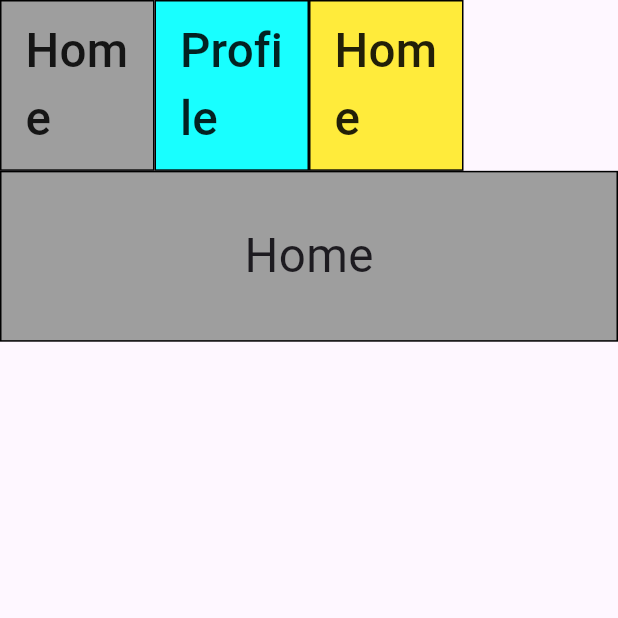
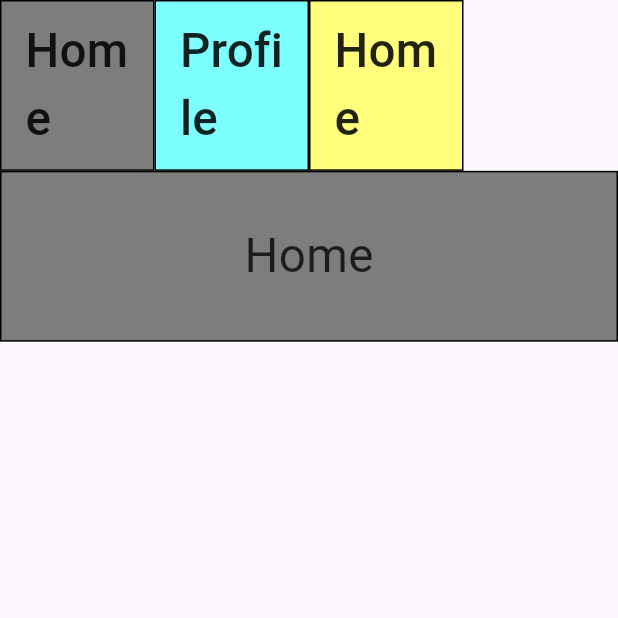
Before and after one commit to Chronoss0518/flutter_profile_web, a Flutter app: the screen it shows after launch, on a phone screen of 412 x 824 dp, the top half of it. Run offline on Flutter 3.47's test engine with Material 3 defaults, Android fonts, the light colour scheme and no system bars.

Commit message:
マゼンタがないためColorの書式を統一

```diff
--- a/lib/display/game.dart
+++ b/lib/display/game.dart
@@ -4,7 +4,7 @@ import 'package:flutter_profile_homepage/component/menu.dart';
 import 'package:flutter_profile_homepage/display/display_base.dart';
 
 const GAME_TITLE = "Home";
-const GAME_THAME_COLOR = Colors.yellow;
+const GAME_THAME_COLOR = Color.fromARGB(255, 255, 255, 125);
 
 class Game extends StatefulWidget {
   const Game({super.key});
--- a/lib/display/home.dart
+++ b/lib/display/home.dart
@@ -4,7 +4,7 @@ import 'package:flutter_profile_homepage/component/menu.dart';
 import 'package:flutter_profile_homepage/display/display_base.dart';
 
 const HOME_TITLE = "Home";
-const HOME_THAME_COLOR = Colors.grey;
+const HOME_THAME_COLOR = Color.fromARGB(255, 125, 125, 125);
 
 class Home extends StatefulWidget {
   const Home({super.key});
--- a/lib/display/profile.dart
+++ b/lib/display/profile.dart
@@ -4,7 +4,7 @@ import 'package:flutter_profile_homepage/component/menu.dart';
 import 'package:flutter_profile_homepage/display/display_base.dart';
 
 const PROFILE_TITLE = "Profile";
-const PROFILE_THAME_COLOR = Colors.cyanAccent;
+const PROFILE_THAME_COLOR = Color.fromARGB(255, 125, 255, 255);
 
 class Profile extends StatefulWidget {
   const Profile({super.key});
```
